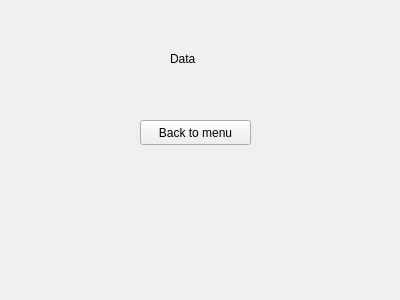
Above: datapage.ui from andreias144/3004Final before the change. Below: the same form after it.
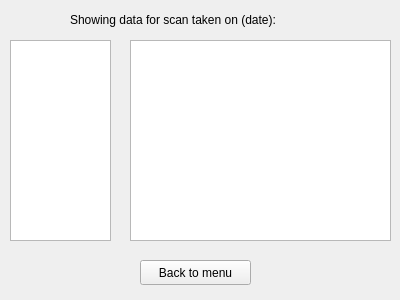
That is the form after the change. The open tabs and pages were chosen to show the change.

Commit message: basic datapage ui setup and function structure

The edit to the form file:
```diff
--- a/datapage.ui
+++ b/datapage.ui
@@ -13,24 +13,77 @@
   <property name="windowTitle">
    <string>Form</string>
   </property>
-  <widget class="QLabel" name="label">
+  <widget class="QStackedWidget" name="stackedWidget">
    <property name="geometry">
     <rect>
-     <x>170</x>
-     <y>50</y>
-     <width>62</width>
-     <height>17</height>
+     <x>0</x>
+     <y>0</y>
+     <width>401</width>
+     <height>251</height>
     </rect>
    </property>
-   <property name="text">
-    <string>Data</string>
-   </property>
+   <widget class="QWidget" name="noData">
+    <widget class="QLabel" name="noDataNotice">
+     <property name="geometry">
+      <rect>
+       <x>110</x>
+       <y>90</y>
+       <width>191</width>
+       <height>91</height>
+      </rect>
+     </property>
+     <property name="text">
+      <string>There is no data to display. Take a scan to get started!</string>
+     </property>
+     <property name="alignment">
+      <set>Qt::AlignCenter</set>
+     </property>
+     <property name="wordWrap">
+      <bool>true</bool>
+     </property>
+    </widget>
+   </widget>
+   <widget class="QWidget" name="data">
+    <widget class="QTableView" name="organTable">
+     <property name="geometry">
+      <rect>
+       <x>130</x>
+       <y>40</y>
+       <width>261</width>
+       <height>201</height>
+      </rect>
+     </property>
+    </widget>
+    <widget class="QLabel" name="currScanLabel">
+     <property name="geometry">
+      <rect>
+       <x>70</x>
+       <y>10</y>
+       <width>261</width>
+       <height>20</height>
+      </rect>
+     </property>
+     <property name="text">
+      <string>Showing data for scan taken on (date):</string>
+     </property>
+    </widget>
+    <widget class="QListView" name="scanList">
+     <property name="geometry">
+      <rect>
+       <x>10</x>
+       <y>40</y>
+       <width>101</width>
+       <height>201</height>
+      </rect>
+     </property>
+    </widget>
+   </widget>
   </widget>
   <widget class="QPushButton" name="menuButton">
    <property name="geometry">
     <rect>
      <x>140</x>
-     <y>120</y>
+     <y>260</y>
      <width>111</width>
      <height>25</height>
     </rect>
```
The commit also changes 10 other files.
